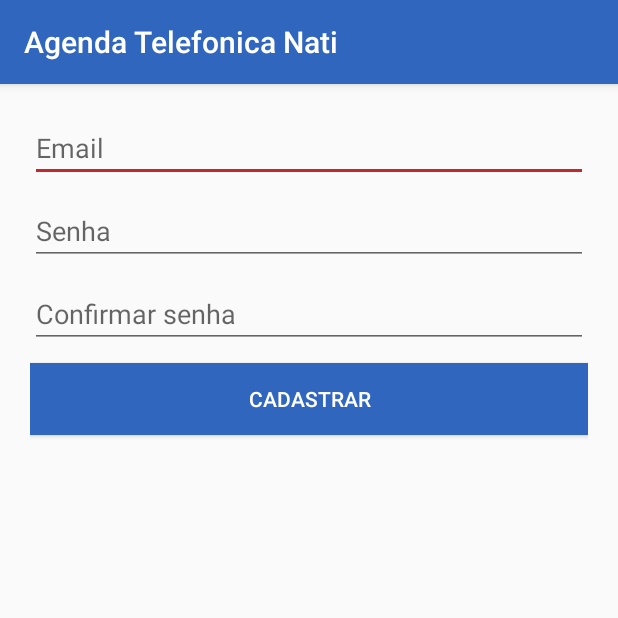
After one commit to rebecaalbuquerque/agenda-telefonica-nati, an Android app: the RegisterAccountActivity screen opened directly, with no data from a screen before it, on a phone screen of 412 x 824 dp, the top half of it. The commit adds this screen. Run offline under Robolectric (Android 15) with nearby library versions, the phone set to English and light mode, and no system bars; network calls fail.

Commit message:
Modificações na tela de login e na tela de cadastrar

```diff
--- a/app/src/main/AndroidManifest.xml
+++ b/app/src/main/AndroidManifest.xml
@@ -22,7 +22,8 @@
         </activity>
         <activity android:name=".modules.contacts.view.ContactsActivity" />
         <activity android:name=".modules.contacts.view.ContactDetailActivity" />
-        <activity android:name=".NewContactActivity"></activity>
+        <activity android:name=".modules.contacts.view.NewContactActivity" />
+        <activity android:name=".modules.auth.view.RegisterAccountActivity"></activity>
     </application>
 
 </manifest>
--- a/app/src/main/java/br/com/albuquerque/agendatelefonicanati/modules/auth/network/AuthApi.kt
+++ b/app/src/main/java/br/com/albuquerque/agendatelefonicanati/modules/auth/network/AuthApi.kt
@@ -9,7 +9,7 @@ import retrofit2.http.POST
 interface AuthApi {
 
     @POST("auth")
-    fun criarConta(usuario: User): Observable<String>
+    fun criarConta(@Body usuario: User): Observable<String>
 
     @POST("auth/sign_in")
     fun fazerLogin(@Body usuario: User): Observable<Response<ApiResponse>>
--- a/app/src/main/java/br/com/albuquerque/agendatelefonicanati/modules/auth/view/MainActivity.kt
+++ b/app/src/main/java/br/com/albuquerque/agendatelefonicanati/modules/auth/view/MainActivity.kt
@@ -19,7 +19,15 @@ class MainActivity : AppCompatActivity() {
         Realm.init(this)
 
         configurarBotaoLogin()
+        configurarBotaoCadastrar()
 
+    }
+
+    private fun configurarBotaoCadastrar() {
+        btnAuthCadastrar.setOnClickListener {
+            val intentDetalheActivity = Intent(this, RegisterAccountActivity::class.java)
+            startActivity(intentDetalheActivity)
+        }
     }
 
     private fun configurarBotaoLogin() {
@@ -27,7 +35,9 @@ class MainActivity : AppCompatActivity() {
         btnAuthLogin.setOnClickListener{
 
             AuthBusiness.fazerLogin(txtAuthEmail.text.toString(), txtAuthSenha.text.toString(), {
-                irParaContatos()
+                val intentDetalheActivity = Intent(this, ContactsActivity::class.java)
+                startActivity(intentDetalheActivity)
+
             }, {
                 Snackbar.make(btnAuthLogin, it, Snackbar.LENGTH_SHORT).show()
             })
@@ -35,9 +45,4 @@ class MainActivity : AppCompatActivity() {
         }
 
     }
-
-    private fun irParaContatos(){
-        val intentDetalheActivity = Intent(this, ContactsActivity::class.java)
-        startActivity(intentDetalheActivity)
-    }
 }
--- /dev/null
+++ b/app/src/main/java/br/com/albuquerque/agendatelefonicanati/modules/auth/view/RegisterAccountActivity.kt
@@ -0,0 +1,35 @@
+package br.com.albuquerque.agendatelefonicanati.modules.auth.view
+
+import android.support.v7.app.AppCompatActivity
+import android.os.Bundle
+import android.support.design.widget.Snackbar
+import br.com.albuquerque.agendatelefonicanati.R
+import br.com.albuquerque.agendatelefonicanati.modules.auth.business.AuthBusiness
+import kotlinx.android.synthetic.main.activity_register_account.*
+
+class RegisterAccountActivity : AppCompatActivity() {
+
+    override fun onCreate(savedInstanceState: Bundle?) {
+        super.onCreate(savedInstanceState)
+        setContentView(R.layout.activity_register_account)
+
+        configurarBotaoCadastrar()
+
+    }
+
+    private fun configurarBotaoCadastrar() {
+
+        btnCadastrarConta.setOnClickListener {
+
+            AuthBusiness.registrar(txtEmail.text.toString(), txtSenha.text.toString(), txtConfirmarSenha.text.toString(),{
+
+                Snackbar.make(btnCadastrarConta, it, Snackbar.LENGTH_SHORT).show()
+
+            }, {
+                Snackbar.make(btnCadastrarConta, it, Snackbar.LENGTH_SHORT).show()
+            })
+
+        }
+
+    }
+}
--- a/app/src/main/java/br/com/albuquerque/agendatelefonicanati/NewContactActivity.kt
+++ b/app/src/main/java/br/com/albuquerque/agendatelefonicanati/modules/contacts/view/NewContactActivity.kt
@@ -1,7 +1,8 @@
-package br.com.albuquerque.agendatelefonicanati
+package br.com.albuquerque.agendatelefonicanati.modules.contacts.view
 
 import android.support.v7.app.AppCompatActivity
 import android.os.Bundle
+import br.com.albuquerque.agendatelefonicanati.R
 
 class NewContactActivity : AppCompatActivity() {
 
--- a/app/src/main/res/layout/activity_main.xml
+++ b/app/src/main/res/layout/activity_main.xml
@@ -15,7 +15,7 @@
             android:layout_width="match_parent"
             android:layout_height="wrap_content"
             android:background="@color/colorPrimaryDark"
-            android:padding="10dp"
+            android:padding="20dp"
             android:orientation="vertical"
             android:gravity="center">
 
@@ -53,6 +53,7 @@
             android:layout_height="wrap_content"
             android:layout_below="@id/loginArrow"
             android:layout_marginTop="30dp"
+            android:padding="10dp"
             android:orientation="vertical">
 
             <EditText
@@ -75,8 +76,8 @@
             <Button
                 android:id="@+id/btnAuthLogin"
                 android:layout_width="match_parent"
-                android:layout_height="wrap_content"
-                android:layout_margin="10dp"
+                android:layout_height="60dp"
+                android:layout_marginTop="20dp"
                 android:backgroundTint="@color/colorPrimaryDark"
                 android:text="@string/btnLogin"
                 android:textColor="#fff"/>
@@ -84,8 +85,9 @@
             <Button
                 android:id="@+id/btnAuthCadastrar"
                 android:layout_width="match_parent"
-                android:layout_height="wrap_content"
-                android:layout_margin="10dp"
+                android:layout_height="60dp"
+
+                android:layout_marginTop="10dp"
                 android:textColor="@color/colorPrimaryDark"
                 android:text="@string/btnCadastrar" />
 
@@ -95,6 +97,4 @@
     </RelativeLayout>
 
 
-
-
 </android.support.constraint.ConstraintLayout>
--- a/app/src/main/res/layout/activity_new_contact.xml
+++ b/app/src/main/res/layout/activity_new_contact.xml
@@ -4,7 +4,7 @@
     xmlns:tools="http://schemas.android.com/tools"
     android:layout_width="match_parent"
     android:layout_height="match_parent"
-    tools:context=".NewContactActivity"
+    tools:context=".modules.contacts.view.NewContactActivity"
     android:layout_margin="16dp">
 
     <EditText
--- /dev/null
+++ b/app/src/main/res/layout/activity_register_account.xml
@@ -0,0 +1,72 @@
+<?xml version="1.0" encoding="utf-8"?>
+<android.support.constraint.ConstraintLayout xmlns:android="http://schemas.android.com/apk/res/android"
+    xmlns:app="http://schemas.android.com/apk/res-auto"
+    xmlns:tools="http://schemas.android.com/tools"
+    android:layout_width="match_parent"
+    android:layout_height="match_parent"
+    tools:context=".modules.auth.view.RegisterAccountActivity">
+
+    <LinearLayout
+        android:id="@+id/llRegister"
+        android:layout_margin="10dp"
+        android:padding="10dp"
+        android:orientation="vertical"
+        android:layout_width="match_parent"
+        android:layout_height="match_parent">
+
+        <!--<EditText
+            android:id="@+id/txtNome"
+            android:hint="Nome"
+            android:layout_width="match_parent"
+            android:layout_height="wrap_content"
+            android:layout_marginBottom="10dp"/>
+
+        <EditText
+            android:id="@+id/txtUrlFoto"
+            android:hint="URL foto perfil"
+            android:layout_width="match_parent"
+            android:layout_height="wrap_content"
+            android:layout_marginBottom="10dp" />
+
+        <EditText
+            android:id="@+id/txtNickname"
+            android:hint="Username"
+            android:layout_width="match_parent"
+            android:layout_height="wrap_content"-->
+            android:layout_marginBottom="10dp" />
+
+        <EditText
+            android:id="@+id/txtEmail"
+            android:hint="Email"
+            android:layout_width="match_parent"
+            android:layout_height="wrap_content"
+            android:layout_marginBottom="10dp" />
+
+        <EditText
+            android:id="@+id/txtSenha"
+            android:hint="Senha"
+            android:layout_width="match_parent"
+            android:layout_height="wrap_content"
+            android:inputType="textPassword"
+            android:layout_marginBottom="10dp" />
+
+        <EditText
+            android:id="@+id/txtConfirmarSenha"
+            android:hint="Confirmar senha"
+            android:layout_width="match_parent"
+            android:layout_height="wrap_content"
+            android:inputType="textPassword"
+            android:layout_marginBottom="10dp" />
+
+        <Button
+            android:id="@+id/btnCadastrarConta"
+            android:text="Cadastrar"
+            android:background="@color/colorPrimary"
+            android:textColor="#fff"
+            android:layout_width="match_parent"
+            android:layout_height="wrap_content" />
+
+
+    </LinearLayout>
+
+</android.support.constraint.ConstraintLayout>
```
